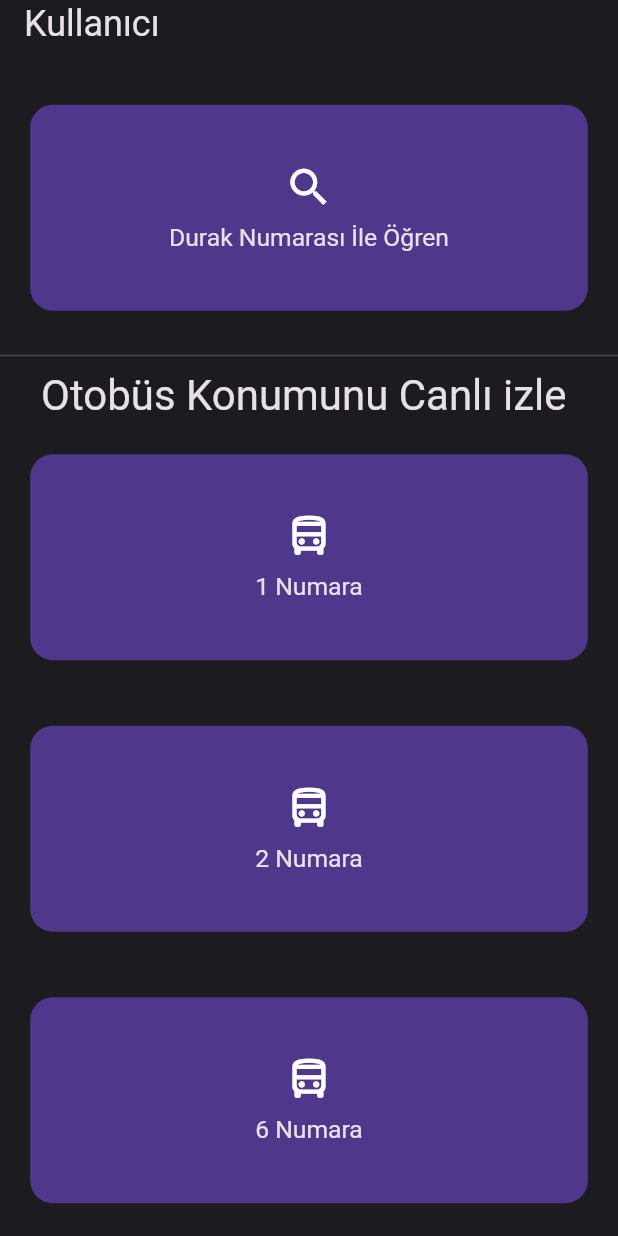
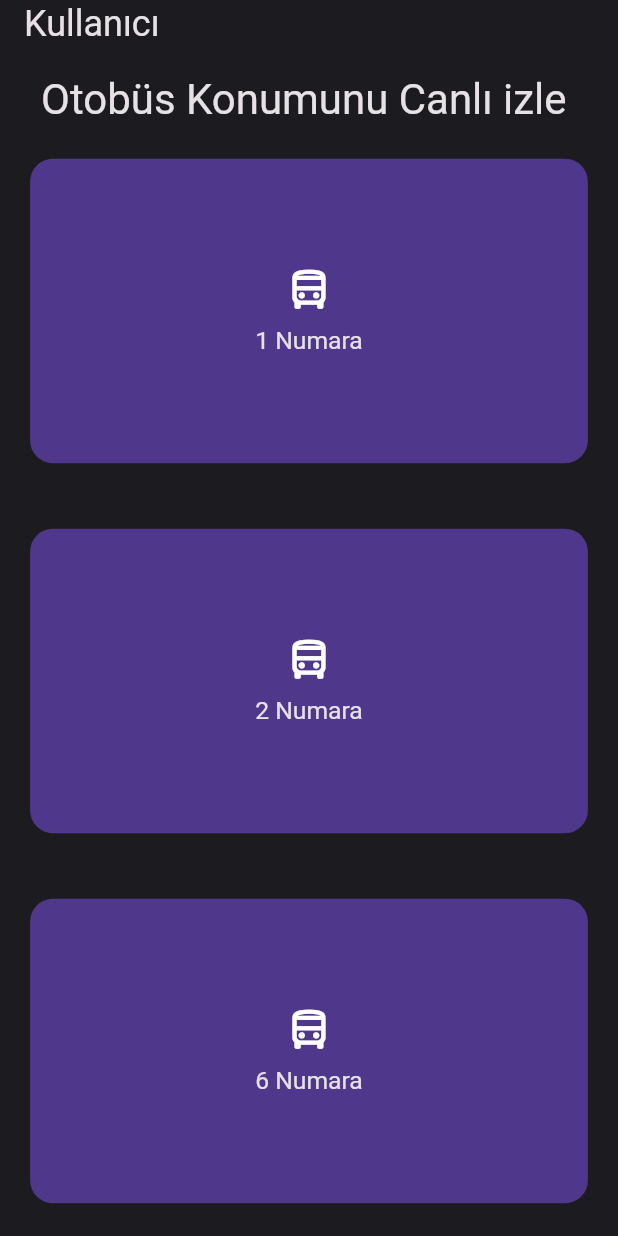
Before and after one commit to ygtsmt/amasya_app, a Flutter app: the OtobusNeredeKullaniciScreen widget shown alone on an empty page, opened directly, on a phone screen of 412 x 824 dp. Run offline on Flutter 3.47's test engine with Material 2 defaults, Android fonts, the phone set to English and light mode, and no system bars; our stand-ins replace auto_route, cached_network_image, camera, cloud_firestore, device_info_plus, dio and 16 more; missing offline and left inert: flutter_adaptive_ui, flutter_cached_pdfview, flutter_polyline_points, google_mlkit_text_recognition; accounts and stored records are empty.

Commit message:
durak arama cikarildi drawer eklendi profil cikarildi

```diff
--- a/lib/app/features/dashboard/features/otobus_nerede/ui/otobus_kullanici_screen.dart
+++ b/lib/app/features/dashboard/features/otobus_nerede/ui/otobus_kullanici_screen.dart
@@ -12,23 +12,23 @@ class OtobusNeredeKullaniciScreen extends StatelessWidget {
     return Column(
       children: [
         const AmasyaScreenHeader(title: "Kullanıcı"),
-        Expanded(
-          child: Row(
-            children: [
-              Expanded(
-                  child: Padding(
-                padding: const EdgeInsets.all(16.0),
-                child: AmasyaHomeButton(
-                    onPressed: () {
-                      context.router.navigate(const DurakNumarasiAraScreenRoute());
-                    },
-                    title: "Durak Numarası İle Öğren",
-                    icon: Icons.search_outlined),
-              )),
-            ],
-          ),
-        ),
-        const Divider(),
+        // Expanded(
+        //   child: Row(
+        //     children: [
+        //       Expanded(
+        //           child: Padding(
+        //         padding: const EdgeInsets.all(16.0),
+        //         child: AmasyaHomeButton(
+        //             onPressed: () {
+        //               context.router.navigate(const DurakNumarasiAraScreenRoute());
+        //             },
+        //             title: "Durak Numarası İle Öğren",
+        //             icon: Icons.search_outlined),
+        //       )),
+        //     ],
+        //   ),
+        // ),
+        // const Divider(),
         Text(
           "Otobüs Konumunu Canlı izle ",
           style: Theme.of(context).textTheme.headlineMedium,
```
Also changed, not shown: lib/app/features/profile/ui/screens/profile_screen/profile_screen.dart (+1 -34 lines), lib/app/ui/home_screen.dart (+65 -2 lines).
